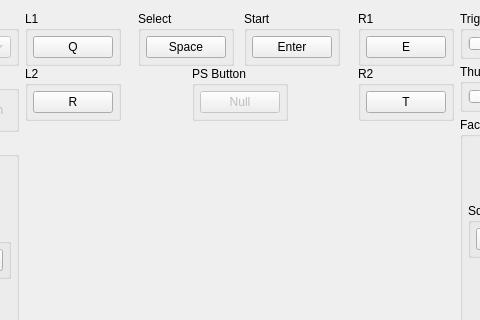
Above: rpcs3/rpcs3qt/pad_settings_dialog.ui from RPCS3/rpcs3 before the change; both pictures show x 207 to 687 and y 0 to 320 of the 892 by 602 pixel window. Below: the same form after it.
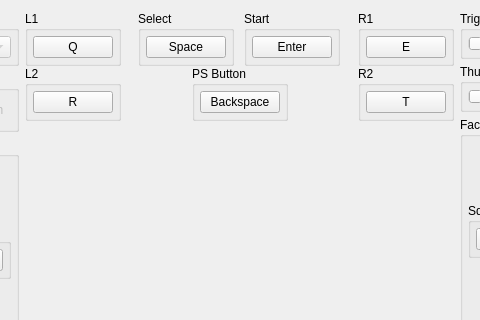
That is the form after the change. Icons and pictures are not drawn.

```diff
--- a/rpcs3/rpcs3qt/pad_settings_dialog.ui
+++ b/rpcs3/rpcs3qt/pad_settings_dialog.ui
@@ -844,11 +844,8 @@
                </property>
                <item>
                 <widget class="QPushButton" name="b_ps">
-                 <property name="enabled">
-                  <bool>false</bool>
-                 </property>
                  <property name="text">
-                  <string>Null</string>
+                  <string>Backspace</string>
                  </property>
                  <property name="autoDefault">
                   <bool>false</bool>
```
